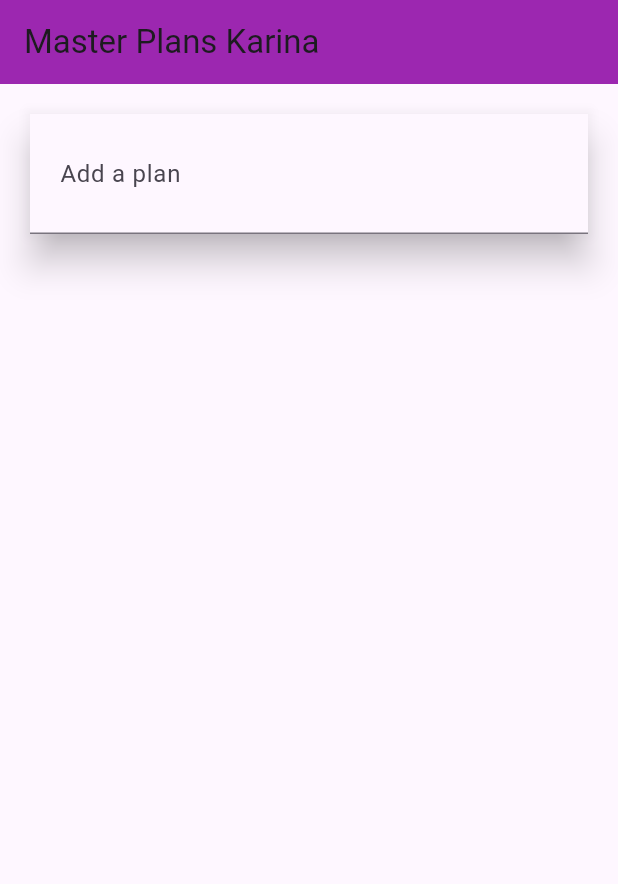
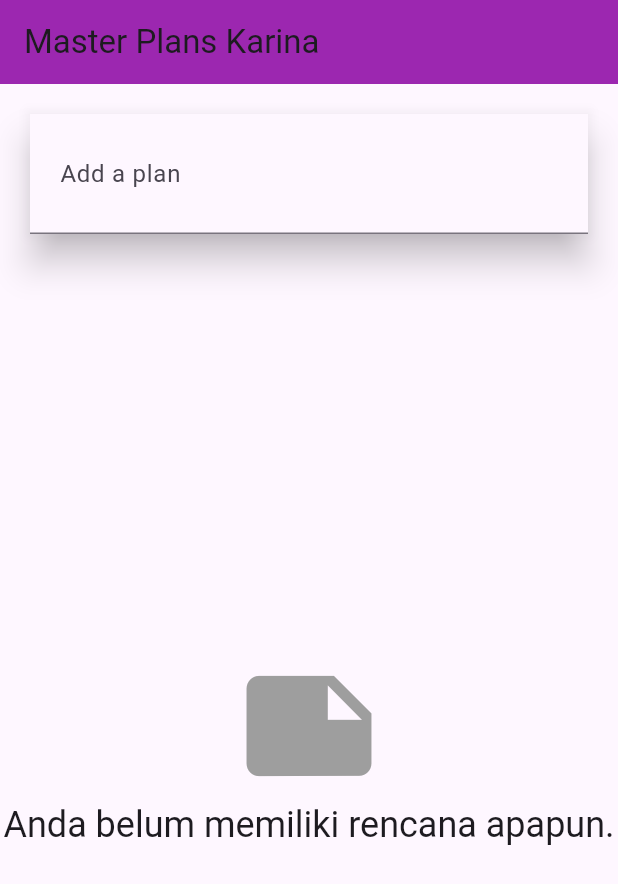
Before and after one commit to karinaika/PemrogramanMobile, a Flutter app: the screen it shows after launch, on a phone screen of 412 x 824 dp. Shown: the top 884 px of the screen. Run offline on Flutter 3.47's test engine with Material 3 defaults, Android fonts, the phone set to English and light mode, and no system bars; our stand-ins replace auto_size_text, camera, flutter_tts; missing offline and left inert: google_mlkit_text_recognition.

Commit message:
Langkah 14 : Buat widget _buildMasterPlans()

```diff
--- a/master_plan/lib/views/plan_creator_screen.dart
+++ b/master_plan/lib/views/plan_creator_screen.dart
@@ -1,4 +1,7 @@
 import 'package:flutter/material.dart';
+import '../models/data_layer.dart';
+import '../provider/plan_provider.dart';
+import 'plan_screen.dart';
 
 class PlanCreatorScreen extends StatefulWidget {
   const PlanCreatorScreen({super.key});
@@ -65,5 +68,37 @@ class _PlanCreatorScreenState extends State<PlanCreatorScreen> {
     setState(() {});
   }
 
-  Widget _buildMasterPlans() => const SizedBox();
+  Widget _buildMasterPlans() {
+    ValueNotifier<List<Plan>> planNotifier = PlanProvider.of(context);
+    List<Plan> plans = planNotifier.value;
+
+    if (plans.isEmpty) {
+      return Column(
+        mainAxisAlignment: MainAxisAlignment.center,
+        children: <Widget>[
+          const Icon(Icons.note, size: 100, color: Colors.grey),
+          Text(
+            'Anda belum memiliki rencana apapun.',
+            style: Theme.of(context).textTheme.headlineSmall,
+          ),
+        ],
+      );
+    }
+
+    return ListView.builder(
+      itemCount: plans.length,
+      itemBuilder: (context, index) {
+        final plan = plans[index];
+        return ListTile(
+          title: Text(plan.name),
+          subtitle: Text(plan.completenessMessage),
+          onTap: () {
+            Navigator.of(
+              context,
+            ).push(MaterialPageRoute(builder: (_) => PlanScreen(plan: plan)));
+          },
+        );
+      },
+    );
+  }
 }
```
